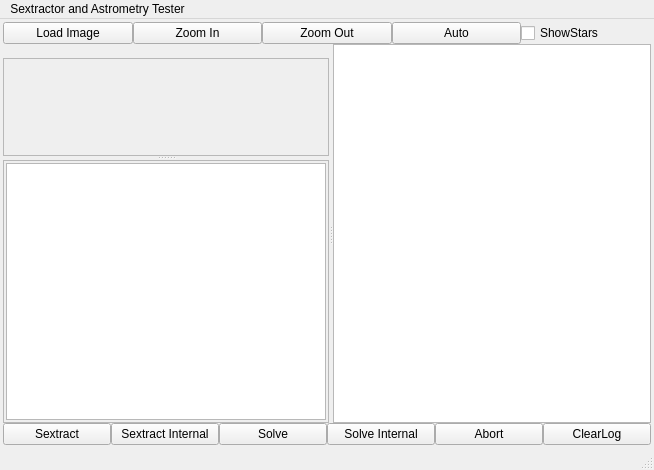
Old version of the form mainwindow.ui in the repository rlancaste/stellarsolver.
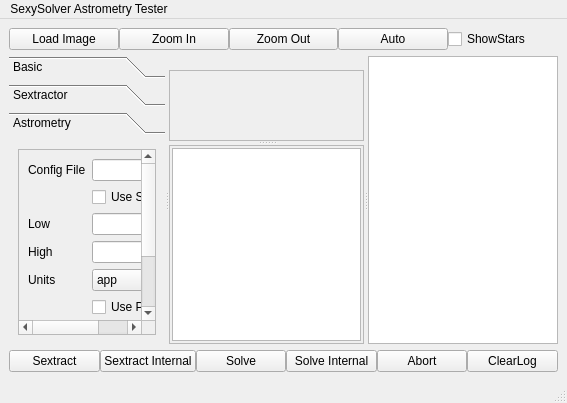
New version of the form. Custom widgets are drawn as their Qt base class.

Commit message: making astrometry options configurable

The edit to the form file:
```diff
--- a/mainwindow.ui
+++ b/mainwindow.ui
@@ -6,8 +6,8 @@
    <rect>
     <x>0</x>
     <y>0</y>
-    <width>654</width>
-    <height>470</height>
+    <width>567</width>
+    <height>403</height>
    </rect>
   </property>
   <property name="font">
@@ -26,21 +26,6 @@
     </sizepolicy>
    </property>
    <layout class="QVBoxLayout" name="verticalLayout">
-    <property name="spacing">
-     <number>0</number>
-    </property>
-    <property name="leftMargin">
-     <number>3</number>
-    </property>
-    <property name="topMargin">
-     <number>3</number>
-    </property>
-    <property name="rightMargin">
-     <number>3</number>
-    </property>
-    <property name="bottomMargin">
-     <number>3</number>
-    </property>
     <item>
      <layout class="QHBoxLayout" name="horizontalLayout_2">
       <property name="spacing">
@@ -91,6 +76,208 @@
       <property name="orientation">
        <enum>Qt::Horizontal</enum>
       </property>
+      <widget class="QToolBox" name="optionsBox">
+       <property name="currentIndex">
+        <number>2</number>
+       </property>
+       <widget class="QWidget" name="Basic">
+        <property name="geometry">
+         <rect>
+          <x>0</x>
+          <y>0</y>
+          <width>173</width>
+          <height>144</height>
+         </rect>
+        </property>
+        <attribute name="label">
+         <string>Basic</string>
+        </attribute>
+        <layout class="QGridLayout" name="gridLayout_3">
+         <item row="4" column="0">
+          <widget class="QLabel" name="label_10">
+           <property name="text">
+            <string>Images Path</string>
+           </property>
+          </widget>
+         </item>
+         <item row="3" column="0">
+          <widget class="QLabel" name="label_2">
+           <property name="text">
+            <string>Solver Path</string>
+           </property>
+          </widget>
+         </item>
+         <item row="3" column="1">
+          <widget class="QLineEdit" name="solverPath"/>
+         </item>
+         <item row="1" column="1">
+          <widget class="QLineEdit" name="sextractorPath"/>
+         </item>
+         <item row="4" column="1">
+          <widget class="QLineEdit" name="imagesDefaultPath"/>
+         </item>
+         <item row="1" column="0">
+          <widget class="QLabel" name="label">
+           <property name="text">
+            <string>Sextractor Path</string>
+           </property>
+          </widget>
+         </item>
+         <item row="5" column="0">
+          <widget class="QLabel" name="label_11">
+           <property name="text">
+            <string>Temp Path</string>
+           </property>
+          </widget>
+         </item>
+         <item row="5" column="1">
+          <widget class="QLineEdit" name="tempPath"/>
+         </item>
+        </layout>
+       </widget>
+       <widget class="QWidget" name="Sextractor">
+        <property name="geometry">
+         <rect>
+          <x>0</x>
+          <y>0</y>
+          <width>173</width>
+          <height>144</height>
+         </rect>
+        </property>
+        <attribute name="label">
+         <string>Sextractor</string>
+        </attribute>
+       </widget>
+       <widget class="QWidget" name="Astrometry">
+        <property name="geometry">
+         <rect>
+          <x>0</x>
+          <y>0</y>
+          <width>173</width>
+          <height>144</height>
+         </rect>
+        </property>
+        <attribute name="label">
+         <string>Astrometry</string>
+        </attribute>
+        <layout class="QGridLayout" name="gridLayout_4">
+         <item row="2" column="0">
+          <widget class="QScrollArea" name="scrollArea_3">
+           <property name="widgetResizable">
+            <bool>true</bool>
+           </property>
+           <widget class="QWidget" name="scrollAreaWidgetContents_3">
+            <property name="geometry">
+             <rect>
+              <x>0</x>
+              <y>0</y>
+              <width>189</width>
+              <height>282</height>
+             </rect>
+            </property>
+            <layout class="QGridLayout" name="gridLayout_5">
+             <item row="0" column="2">
+              <widget class="QLineEdit" name="configFilePath"/>
+             </item>
+             <item row="11" column="0">
+              <widget class="QLabel" name="label_7">
+               <property name="text">
+                <string>RA</string>
+               </property>
+              </widget>
+             </item>
+             <item row="1" column="2">
+              <widget class="QCheckBox" name="use_scale">
+               <property name="text">
+                <string>Use Scale</string>
+               </property>
+              </widget>
+             </item>
+             <item row="13" column="0">
+              <widget class="QLabel" name="label_9">
+               <property name="text">
+                <string>Radius</string>
+               </property>
+              </widget>
+             </item>
+             <item row="2" column="2">
+              <widget class="QLineEdit" name="scale_low"/>
+             </item>
+             <item row="10" column="2">
+              <widget class="QCheckBox" name="use_position">
+               <property name="text">
+                <string>Use Position</string>
+               </property>
+              </widget>
+             </item>
+             <item row="2" column="0">
+              <widget class="QLabel" name="label_4">
+               <property name="text">
+                <string>Low</string>
+               </property>
+              </widget>
+             </item>
+             <item row="8" column="0">
+              <widget class="QLabel" name="label_6">
+               <property name="text">
+                <string>Units</string>
+               </property>
+              </widget>
+             </item>
+             <item row="11" column="2">
+              <widget class="QLineEdit" name="ra"/>
+             </item>
+             <item row="13" column="2">
+              <widget class="QLineEdit" name="radius"/>
+             </item>
+             <item row="8" column="2">
+              <widget class="QComboBox" name="units">
+               <item>
+                <property name="text">
+                 <string>app</string>
+                </property>
+               </item>
+               <item>
+                <property name="text">
+                 <string>aw</string>
+                </property>
+               </item>
+              </widget>
+             </item>
+             <item row="0" column="0">
+              <widget class="QLabel" name="label_3">
+               <property name="text">
+                <string>Config File</string>
+               </property>
+              </widget>
+             </item>
+             <item row="12" column="0">
+              <widget class="QLabel" name="label_8">
+               <property name="text">
+                <string>DEC</string>
+               </property>
+              </widget>
+             </item>
+             <item row="4" column="2">
+              <widget class="QLineEdit" name="scale_high"/>
+             </item>
+             <item row="4" column="0">
+              <widget class="QLabel" name="label_5">
+               <property name="text">
+                <string>High</string>
+               </property>
+              </widget>
+             </item>
+             <item row="12" column="2">
+              <widget class="QLineEdit" name="dec"/>
+             </item>
+            </layout>
+           </widget>
+          </widget>
+         </item>
+        </layout>
+       </widget>
+      </widget>
       <widget class="QSplitter" name="splitter">
        <property name="orientation">
         <enum>Qt::Vertical</enum>
@@ -123,8 +310,8 @@
              <rect>
               <x>0</x>
               <y>0</y>
-              <width>320</width>
-              <height>78</height>
+              <width>176</width>
+              <height>72</height>
              </rect>
             </property>
             <layout class="QGridLayout" name="gridLayout_2">
@@ -159,8 +346,8 @@
           <rect>
            <x>0</x>
            <y>0</y>
-           <width>322</width>
-           <height>191</height>
+           <width>178</width>
+           <height>145</height>
           </rect>
          </property>
          <property name="sizePolicy">
@@ -251,13 +438,13 @@
     <rect>
      <x>0</x>
      <y>0</y>
-     <width>654</width>
+     <width>567</width>
      <height>22</height>
     </rect>
    </property>
    <widget class="QMenu" name="menuSextractor_and_Astrometry_Tester">
     <property name="title">
-     <string>Sextractor and Astrometry Tester</string>
+     <string>SexySolver Astrometry Tester</string>
     </property>
    </widget>
    <addaction name="menuSextractor_and_Astrometry_Tester"/>
```
Left out of the diff: 2 changed lines with no effect on the pictures. The commit also changes 3 other files.
